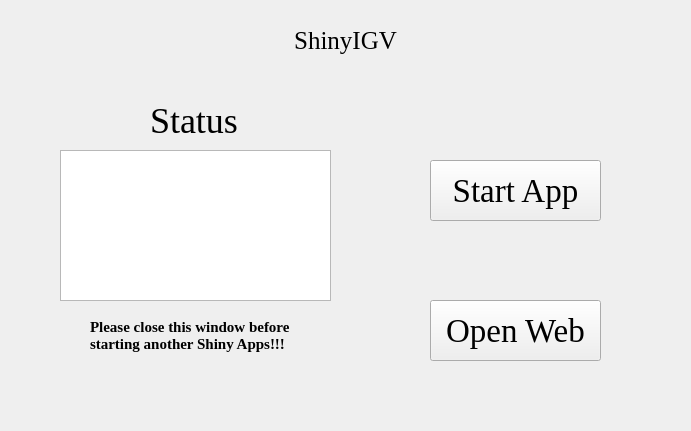
Old version of the form ShinyIGV.ui in the repository hzaurzli/MicroWorldOmics.
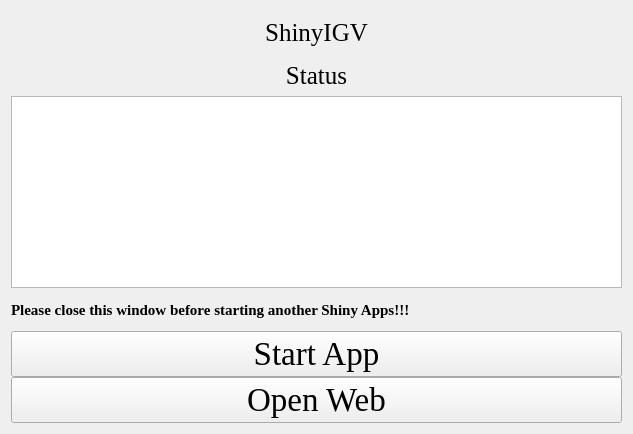
New version of the form. Icons and pictures are not drawn.

The edit to the form file:
```diff
--- a/ShinyIGV.ui
+++ b/ShinyIGV.ui
@@ -6,8 +6,8 @@
    <rect>
     <x>0</x>
     <y>0</y>
-    <width>691</width>
-    <height>431</height>
+    <width>633</width>
+    <height>434</height>
    </rect>
   </property>
   <property name="windowTitle">
@@ -16,28 +16,17 @@
   <property name="styleSheet">
    <string notr="true">background-image: url(D:/tools/Pycharm/pyqt/logo/backgroundpage.png)</string>
   </property>
-  <widget class="QTextBrowser" name="textBrowser">
-   <property name="geometry">
-    <rect>
-     <x>60</x>
-     <y>150</y>
-     <width>271</width>
-     <height>151</height>
-    </rect>
+  <layout class="QGridLayout" name="gridLayout_4">
+   <property name="verticalSpacing">
+    <number>0</number>
    </property>
-   <property name="styleSheet">
-    <string notr="true">background-image: url(D:/tools/Pycharm/pyqt/logo/white.png)</string>
-   </property>
-  </widget>
+   <item row="0" column="0">
+    <layout class="QGridLayout" name="gridLayout_5">
+     <property name="verticalSpacing">
+      <number>0</number>
+     </property>
+     <item row="0" column="0" colspan="3">
   <widget class="QLabel" name="label">
-   <property name="geometry">
-    <rect>
-     <x>230</x>
-     <y>20</y>
-     <width>231</width>
-     <height>41</height>
-    </rect>
-   </property>
    <property name="font">
     <font>
      <family>Times New Roman</family>
@@ -51,75 +40,32 @@
     <set>Qt::AlignCenter</set>
    </property>
   </widget>
-  <widget class="QLabel" name="label_2">
-   <property name="geometry">
-    <rect>
-     <x>150</x>
-     <y>100</y>
-     <width>101</width>
-     <height>41</height>
-    </rect>
-   </property>
+     </item>
+     <item row="3" column="0" colspan="3">
+      <widget class="QLabel" name="label_4">
    <property name="font">
     <font>
      <family>Times New Roman</family>
-     <pointsize>27</pointsize>
+         <pointsize>19</pointsize>
     </font>
    </property>
    <property name="text">
     <string>Status</string>
    </property>
    <property name="alignment">
-    <set>Qt::AlignLeading|Qt::AlignLeft|Qt::AlignVCenter</set>
-   </property>
-  </widget>
-  <widget class="QPushButton" name="pushButton">
-   <property name="geometry">
-    <rect>
-     <x>430</x>
-     <y>160</y>
-     <width>171</width>
-     <height>61</height>
-    </rect>
-   </property>
-   <property name="font">
-    <font>
-     <family>Times New Roman</family>
-     <pointsize>25</pointsize>
-    </font>
-   </property>
-   <property name="text">
-    <string>Start App</string>
-   </property>
-  </widget>
-  <widget class="QPushButton" name="pushButton_2">
-   <property name="geometry">
-    <rect>
-     <x>430</x>
-     <y>300</y>
-     <width>171</width>
-     <height>61</height>
-    </rect>
-   </property>
-   <property name="font">
-    <font>
-     <family>Times New Roman</family>
-     <pointsize>25</pointsize>
-    </font>
-   </property>
-   <property name="text">
-    <string>Open Web</string>
-   </property>
-  </widget>
+        <set>Qt::AlignCenter</set>
+       </property>
+      </widget>
+     </item>
+     <item row="5" column="0" rowspan="2" colspan="3">
+      <widget class="QTextBrowser" name="textBrowser">
+       <property name="styleSheet">
+        <string notr="true">background-image: url(D:/Documents/Desktop/white.png)</string>
+       </property>
+      </widget>
+     </item>
+     <item row="7" column="0" colspan="3">
   <widget class="QLabel" name="label_3">
-   <property name="geometry">
-    <rect>
-     <x>90</x>
-     <y>310</y>
-     <width>211</width>
-     <height>51</height>
-    </rect>
-   </property>
    <property name="font">
     <font>
      <family>Times New Roman</family>
@@ -129,10 +75,39 @@
     </font>
    </property>
    <property name="text">
-    <string>Please close this window before
-starting another Shiny Apps!!!</string>
-   </property>
-  </widget>
+        <string>Please close this window before starting another Shiny Apps!!!</string>
+       </property>
+      </widget>
+     </item>
+     <item row="8" column="0" colspan="3">
+      <widget class="QPushButton" name="pushButton">
+       <property name="font">
+        <font>
+         <family>Times New Roman</family>
+         <pointsize>25</pointsize>
+        </font>
+       </property>
+       <property name="text">
+        <string>Start App</string>
+       </property>
+      </widget>
+     </item>
+     <item row="9" column="0" colspan="3">
+      <widget class="QPushButton" name="pushButton_2">
+       <property name="font">
+        <font>
+         <family>Times New Roman</family>
+         <pointsize>25</pointsize>
+        </font>
+       </property>
+       <property name="text">
+        <string>Open Web</string>
+       </property>
+      </widget>
+     </item>
+    </layout>
+   </item>
+  </layout>
  </widget>
  <resources/>
  <connections/>
```
Left out of the diff: 2 changed lines with no effect on the pictures. Lines whose indentation alone changed are shown as unchanged.
